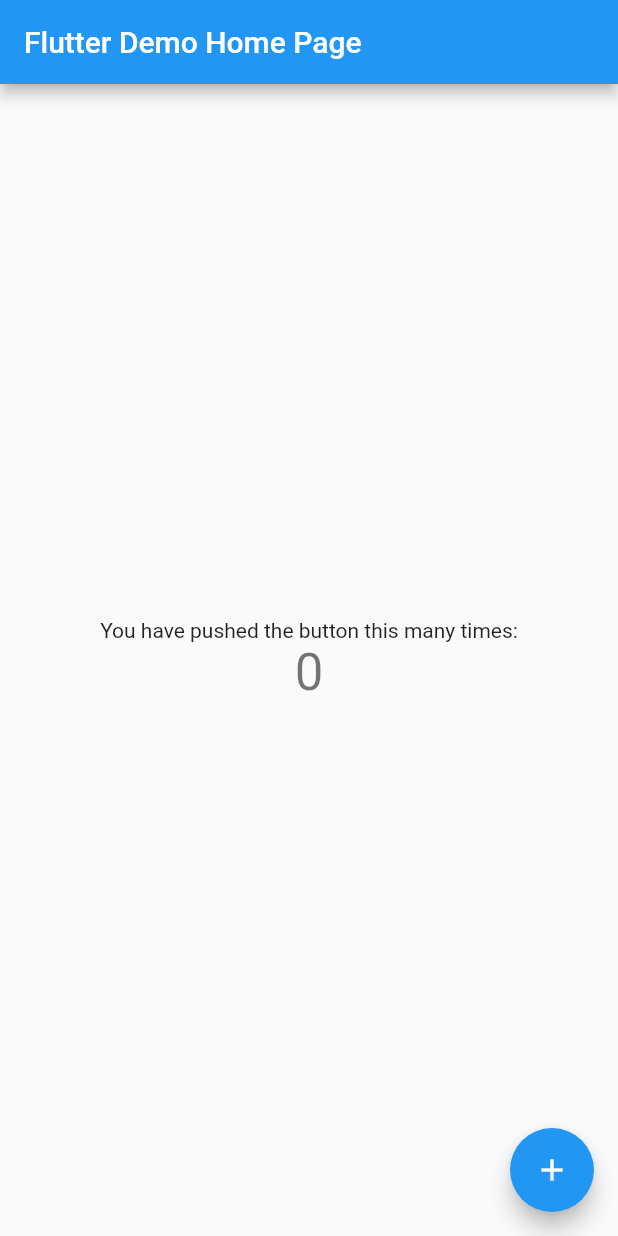
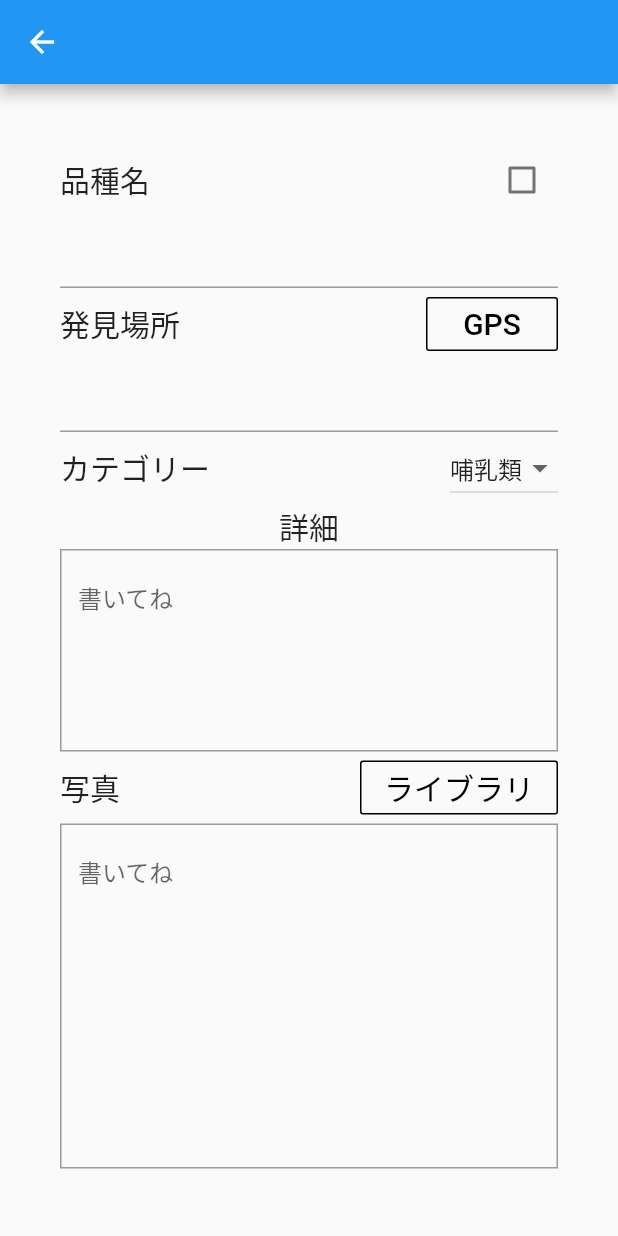
Before and after one commit to SSugimura/HakutakuZoo, a Flutter app: the screen it shows after launch, on a phone screen of 412 x 824 dp. Run offline on Flutter 3.47's test engine with Material 2 defaults, Android fonts, the phone set to English and light mode, and no system bars.

Commit message:
Osaki's commit 投稿画面の製造

```diff
--- a/lib/main.dart
+++ b/lib/main.dart
@@ -1,47 +1,31 @@
 import 'package:flutter/material.dart';
+//import 'package:flutter/rendering.dart';
+//import 'package:flutter/foundation.dart';
+import 'dart:io';
+//import 'package:image_picker/image_picker.dart';
 
+//アプリ実行したらMyAppクラスを読み込む
 void main() {
+//  debugPaintSizeEnabled = true;
   runApp(MyApp());
 }
 
 class MyApp extends StatelessWidget {
-  // This widget is the root of your application.
   @override
   Widget build(BuildContext context) {
     return MaterialApp(
-      title: 'Flutter Demo',
+      title: 'hakutakuzoo',
       theme: ThemeData(
-        // This is the theme of your application.
-        //
-        // Try running your application with "flutter run". You'll see the
-        // application has a blue toolbar. Then, without quitting the app, try
-        // changing the primarySwatch below to Colors.green and then invoke
-        // "hot reload" (press "r" in the console where you ran "flutter run",
-        // or simply save your changes to "hot reload" in a Flutter IDE).
-        // Notice that the counter didn't reset back to zero; the application
-        // is not restarted.
         primarySwatch: Colors.blue,
-        // This makes the visual density adapt to the platform that you run
-        // the app on. For desktop platforms, the controls will be smaller and
-        // closer together (more dense) than on mobile platforms.
         visualDensity: VisualDensity.adaptivePlatformDensity,
       ),
-      home: MyHomePage(title: 'Flutter Demo Home Page'),
+      home: MyHomePage(title: 'hakutakuzoo'),
     );
   }
 }
 
 class MyHomePage extends StatefulWidget {
   MyHomePage({Key key, this.title}) : super(key: key);
-
-  // This widget is the home page of your application. It is stateful, meaning
-  // that it has a State object (defined below) that contains fields that affect
-  // how it looks.
-
-  // This class is the configuration for the state. It holds the values (in this
-  // case the title) provided by the parent (in this case the App widget) and
-  // used by the build method of the State. Fields in a Widget subclass are
-  // always marked "final".
 
   final String title;
 
@@ -50,68 +34,252 @@ class MyHomePage extends StatefulWidget {
 }
 
 class _MyHomePageState extends State<MyHomePage> {
-  int _counter = 0;
+//  File _image;                     //ライブラリ
+//  final picker = ImagePicker();
 
-  void _incrementCounter() {
+  final _locationMap = {
+    '0': '哺乳類',
+    '1': '鳥類',
+    '2': '爬虫類',
+    '3': '両生類',
+    '4': '魚類',
+    '5': '虫',
+  };
+  var _selectedLocation = '0';
+
+  Future getImageFromGallery() async {
+//    final pickedFile = await picker.getImage(source: ImageSource.gallery);
+//
+//    setState(() {
+//      _image = File(pickedFile.path);
+//    });
+  }
+
+  bool _flag = false;
+  void _handleCheckbox(bool e) {
     setState(() {
-      // This call to setState tells the Flutter framework that something has
-      // changed in this State, which causes it to rerun the build method below
-      // so that the display can reflect the updated values. If we changed
-      // _counter without calling setState(), then the build method would not be
-      // called again, and so nothing would appear to happen.
-      _counter++;
+      _flag = e;
     });
   }
 
   @override
   Widget build(BuildContext context) {
-    // This method is rerun every time setState is called, for instance as done
-    // by the _incrementCounter method above.
-    //
-    // The Flutter framework has been optimized to make rerunning build methods
-    // fast, so that you can just rebuild anything that needs updating rather
-    // than having to individually change instances of widgets.
     return Scaffold(
+      resizeToAvoidBottomPadding: false,
       appBar: AppBar(
-        // Here we take the value from the MyHomePage object that was created by
-        // the App.build method, and use it to set our appbar title.
-        title: Text(widget.title),
+        //左側のアイコン
+        leading: Icon(Icons.arrow_back),
       ),
-      body: Center(
-        // Center is a layout widget. It takes a single child and positions it
-        // in the middle of the parent.
-        child: Column(
-          // Column is also a layout widget. It takes a list of children and
-          // arranges them vertically. By default, it sizes itself to fit its
-          // children horizontally, and tries to be as tall as its parent.
-          //
-          // Invoke "debug painting" (press "p" in the console, choose the
-          // "Toggle Debug Paint" action from the Flutter Inspector in Android
-          // Studio, or the "Toggle Debug Paint" command in Visual Studio Code)
-          // to see the wireframe for each widget.
-          //
-          // Column has various properties to control how it sizes itself and
-          // how it positions its children. Here we use mainAxisAlignment to
-          // center the children vertically; the main axis here is the vertical
-          // axis because Columns are vertical (the cross axis would be
-          // horizontal).
-          mainAxisAlignment: MainAxisAlignment.center,
-          children: <Widget>[
-            Text(
-              'You have pushed the button this many times:',
+      body: Container(
+        height: 800.0,
+        padding: EdgeInsets.all(40),
+
+        child: SingleChildScrollView(
+          child: Container(
+            child: Column(
+              mainAxisAlignment: MainAxisAlignment.spaceEvenly,
+              children: <Widget>[
+                Column(
+                  children: <Widget>[
+                    Row(
+                      mainAxisAlignment: MainAxisAlignment.spaceBetween,
+                      children: <Widget>[
+                        Text("品種名",
+                          style: TextStyle(
+                            fontSize: 20.0,
+                          ),
+                        ),
+                        Checkbox(
+                          activeColor: Colors.blue,
+//                          title: Text('わからない',
+//                            style: TextStyle(
+//                              fontSize: 20.0,
+//                            ),
+//                          ),
+//                          controlAffinity: ListTileControlAffinity.leading,
+                          value: _flag,
+                          onChanged: _handleCheckbox,
+                        ),
+                      ],
+                    ),
+
+                    TextField(
+                      decoration: InputDecoration(
+                        labelStyle: TextStyle(
+                          fontSize: 20.0,
+                        ),
+                      ),
+                      autocorrect: false,
+                      autofocus: false,
+                      keyboardType: TextInputType.text,
+                    ),
+                  ],
+                ),
+
+                Column(
+                  children: <Widget>[
+                    Row(
+                      mainAxisAlignment: MainAxisAlignment.spaceBetween,
+                      children: <Widget>[
+                        Text("発見場所",
+                          style: TextStyle(
+                            fontSize: 20.0,
+                          ),
+                        ),
+                        OutlineButton(
+                          onPressed: getImageFromGallery,   //ギャラリーから画像を取得
+                          borderSide: BorderSide(color: Colors.black),
+                          child: Text(
+                            'GPS',
+                            style: TextStyle(
+                              color:Colors.black,
+                              fontSize: 20.0,
+                            ),
+                          ),
+                        ),
+                      ],
+                    ),
+
+                    TextField(
+                      decoration: InputDecoration(
+                        labelStyle: TextStyle(
+                          fontSize: 20.0,
+                        ),
+                      ),
+                      autocorrect: false,
+                      autofocus: false,
+                      keyboardType: TextInputType.text,
+                    ),
+                  ],
+                ),
+
+                Row(
+                  mainAxisAlignment: MainAxisAlignment.spaceBetween,
+                  children: <Widget>[
+                    Text("カテゴリー",
+                      style: TextStyle(
+                        fontSize: 20.0,
+                      ),
+                    ),
+                    DropdownButton(
+                      value: _selectedLocation,
+                      onChanged: (newValue) {
+                        setState(() {
+                          _selectedLocation = newValue;
+                        });
+                      },
+                      items: _locationMap.entries.map((entry) {
+                        return DropdownMenuItem(
+                          child: Text(entry.value),
+                          value: entry.key,
+                        );
+                      }).toList(),
+                    ),
+                  ],
+                ),
+
+                Column(
+                  children: <Widget>[
+                    Text("詳細",
+                      style: TextStyle(
+                        fontSize: 20.0,
+                      ),
+                    ),
+
+                    TextField(
+                      decoration: InputDecoration(
+                        hintText: ("書いてね"),
+                        border: new OutlineInputBorder(
+                          borderRadius: const BorderRadius.all(
+                            const Radius.circular(0.0),
+                          ),
+                          borderSide: new BorderSide(
+                            color: Colors.black,
+                            width: 1.0,
+                          ),
+
+                        ),
+                      ),
+                      maxLines: 5,
+                    ),
+                  ],
+                ),
+
+                Column(
+                  children: <Widget>[
+                    Row(
+                      mainAxisAlignment: MainAxisAlignment.spaceBetween,
+                      children: <Widget>[
+                        Text("写真",
+                          style: TextStyle(
+                            fontSize: 20.0,
+                          ),
+                        ),
+
+                        OutlineButton(
+                          onPressed: getImageFromGallery,   //ギャラリーから画像を取得
+                          borderSide: BorderSide(color: Colors.black),
+                          child: Text(
+                            'ライブラリ',
+                            style: TextStyle(
+                              color:Colors.black,
+                              fontSize: 20.0,
+                            ),
+                          ),
+                        ),
+                      ],
+                    ),
+
+//                    Padding(
+//                      padding: const EdgeInsets.all(8.0),
+//                      child: Container(
+//                          width: 300,
+//                          child: _image == null
+//                              ? Text('No image selected.')
+//                              : Image.file(_image)
+//                      ),
+//                    ),
+
+                    TextField(
+                      decoration: InputDecoration(
+                        hintText: ("書いてね"),
+                        border: new OutlineInputBorder(
+                          borderRadius: const BorderRadius.all(
+                            const Radius.circular(0.0),
+                          ),
+                          borderSide: new BorderSide(
+                            color: Colors.black,
+                            width: 1.0,
+                          ),
+
+                        ),
+                      ),
+                      maxLines: 10,
+                    ),
+
+                  ],
+                ),
+
+                Center(
+                  child: OutlineButton(
+                    onPressed: null,
+                    borderSide: BorderSide(color: Colors.black),
+                    child: Text(
+                      '投稿',
+                      style: TextStyle(
+                        color:Colors.black,
+                        fontSize: 20.0,
+                      ),
+                    ),
+                  ),
+                ),
+
+              ],
             ),
-            Text(
-              '$_counter',
-              style: Theme.of(context).textTheme.headline4,
-            ),
-          ],
+          ),
         ),
       ),
-      floatingActionButton: FloatingActionButton(
-        onPressed: _incrementCounter,
-        tooltip: 'Increment',
-        child: Icon(Icons.add),
-      ), // This trailing comma makes auto-formatting nicer for build methods.
     );
   }
 }
+//}
```
Also changed, not shown: 1 other file.
